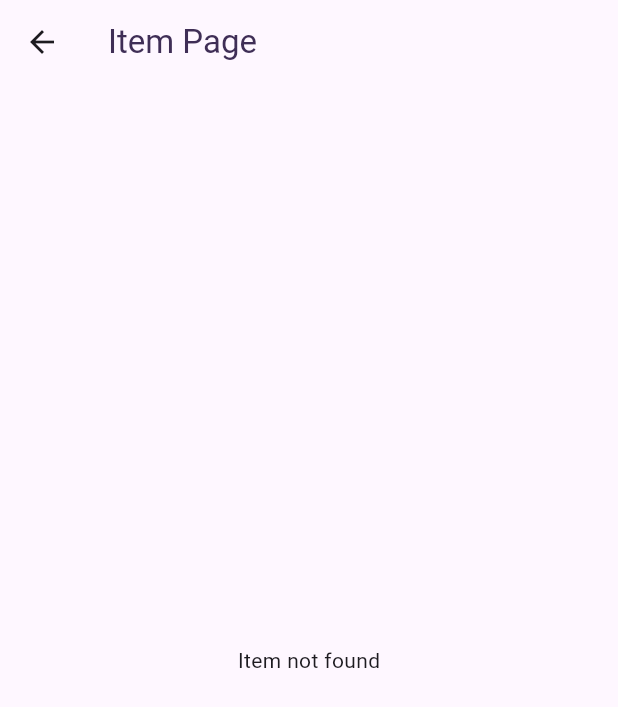
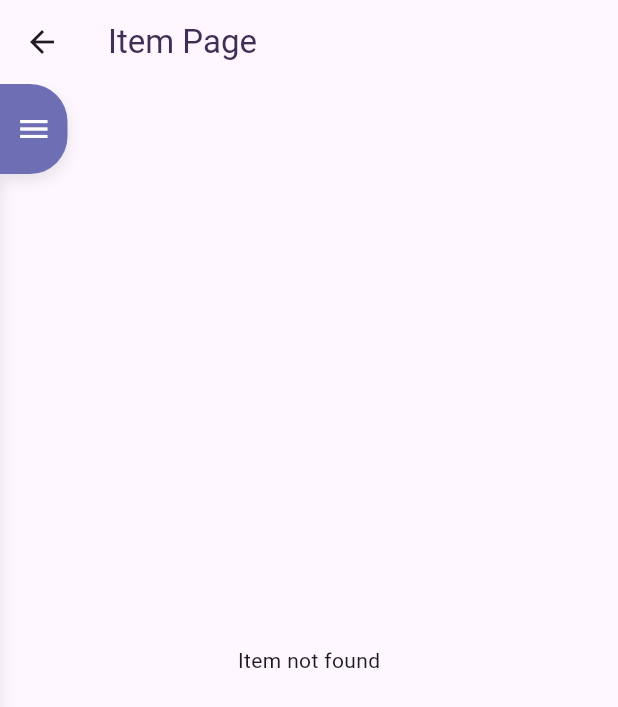
Before and after one commit to Draagn282/RocVoorraadSyteem, a Flutter app: the ItemPage screen opened directly, on a phone screen of 412 x 824 dp. Shown: the top 707 px of the screen. Run offline on Flutter 3.47's test engine with Material 3 defaults, Android fonts, the phone set to English and light mode, and no system bars; our stand-ins replace sqflite, sqflite_common_ffi; accounts and stored records are empty.

Commit message:
Navbar toegevoegd aan item detail pagina

```diff
--- a/roc_vooraadbeheersysteem/lib/helpers/database_helper.dart
+++ b/roc_vooraadbeheersysteem/lib/helpers/database_helper.dart
@@ -103,7 +103,7 @@ CREATE TABLE item (
       columns: columns,
       where: whereClause,
       whereArgs: whereArgs,
-      //('User', where: 'id = ?', whereArgs: [id])
+      // ('User', where: 'id = ?', whereArgs: [id])
     );
 
     if (result.isEmpty) {
--- a/roc_vooraadbeheersysteem/lib/models/item_model.dart
+++ b/roc_vooraadbeheersysteem/lib/models/item_model.dart
@@ -1,3 +1,5 @@
+import 'dart:developer';
+
 import 'package:roc_vooraadbeheersysteem/helpers/database_helper.dart';
 
 class Item {
@@ -19,6 +21,7 @@ class Item {
     required this.image,
   });
 
+  // Named constructor to create an Item from a Map
   factory Item.fromMap(Map<String, dynamic> map) {
     return Item(
       id: map['id'] as int,
@@ -32,6 +35,7 @@ class Item {
     );
   }
 
+  // Method to convert an Item to a Map (for database insertions or updates)
   Map<String, dynamic> toMap() {
     return {
       'id': id,
@@ -45,15 +49,16 @@ class Item {
   }
 
   static Future<Item?> getItem(int id) async {
+    print("bomboclart");
     final data = await DatabaseHelper.instance.getData(
       tableName: 'item',
       whereClause: 'id = ' + id.toString(),
       whereArgs: [id],
     );
-
     if (data != null && data.isNotEmpty) {
       return Item.fromMap(data.first);
     }
+
     return null;
   }
 
--- a/roc_vooraadbeheersysteem/lib/pages/item_page.dart
+++ b/roc_vooraadbeheersysteem/lib/pages/item_page.dart
@@ -1,6 +1,7 @@
 import 'package:flutter/material.dart';
 import 'package:roc_vooraadbeheersysteem/pages/base_page.dart';
 import 'package:roc_vooraadbeheersysteem/models/item_model.dart';
+import 'package:roc_vooraadbeheersysteem/widgets/floating_nav_bar.dart';
 
 class ItemPage extends StatefulWidget {
   final int itemId;
@@ -17,6 +18,7 @@ class _ItemPageState extends State<ItemPage> {
   @override
   void initState() {
     super.initState();
+
     itemFuture = Item.getItem(widget.itemId);
   }
 
@@ -164,6 +166,12 @@ class _ItemPageState extends State<ItemPage> {
           );
         },
       ),
+      floatingActionButton: Padding(
+        padding: const EdgeInsets.only(
+            top: 56.0), // Adjust the bottom padding to your needs
+        child: const FloatingNavBar(),
+      ),
+      floatingActionButtonLocation: FloatingActionButtonLocation.centerDocked,
     );
   }
 
```
